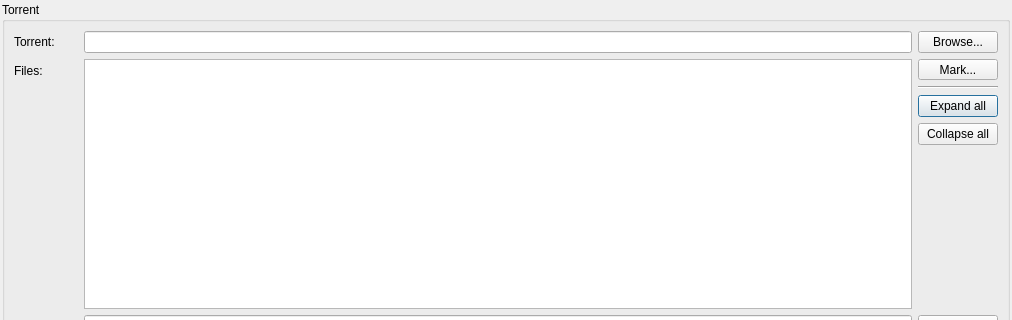
0xd34df00d/leechcraft, file src/plugins/bittorrent/addtorrent.ui: the form before one commit; both pictures show x 0 to 1012 and y 0 to 320 of the 1012 by 620 pixel window.
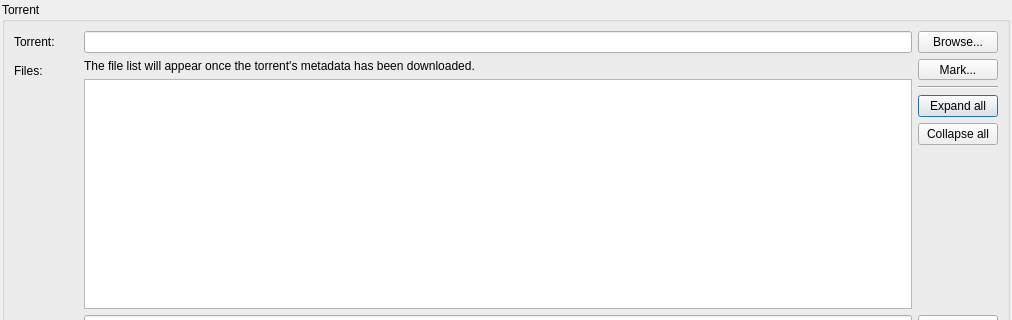
The form after the commit. Icons and pictures are not drawn.

Commit message: [BT] Handle torrent files that carry only a magnet link

Diff of the .ui file:
```diff
--- a/src/plugins/bittorrent/addtorrent.ui
+++ b/src/plugins/bittorrent/addtorrent.ui
@@ -73,6 +73,18 @@
       <item row="1" column="1">
        <layout class="QHBoxLayout" name="horizontalLayout_3">
         <item>
+         <layout class="QVBoxLayout" name="FilesLayout_">
+          <item>
+           <widget class="QLabel" name="FilesHint_">
+            <property name="text">
+             <string>The file list will appear once the torrent's metadata has been downloaded.</string>
+            </property>
+            <property name="wordWrap">
+             <bool>true</bool>
+            </property>
+           </widget>
+          </item>
+          <item>
          <widget class="QTreeView" name="FilesView_">
           <property name="sizePolicy">
            <sizepolicy hsizetype="Expanding" vsizetype="Expanding">
@@ -99,6 +111,8 @@
            <bool>true</bool>
           </property>
          </widget>
+          </item>
+         </layout>
         </item>
         <item>
          <layout class="QVBoxLayout" name="verticalLayout">
```
Lines whose indentation alone changed are shown as unchanged. The commit also changes 7 other files.
